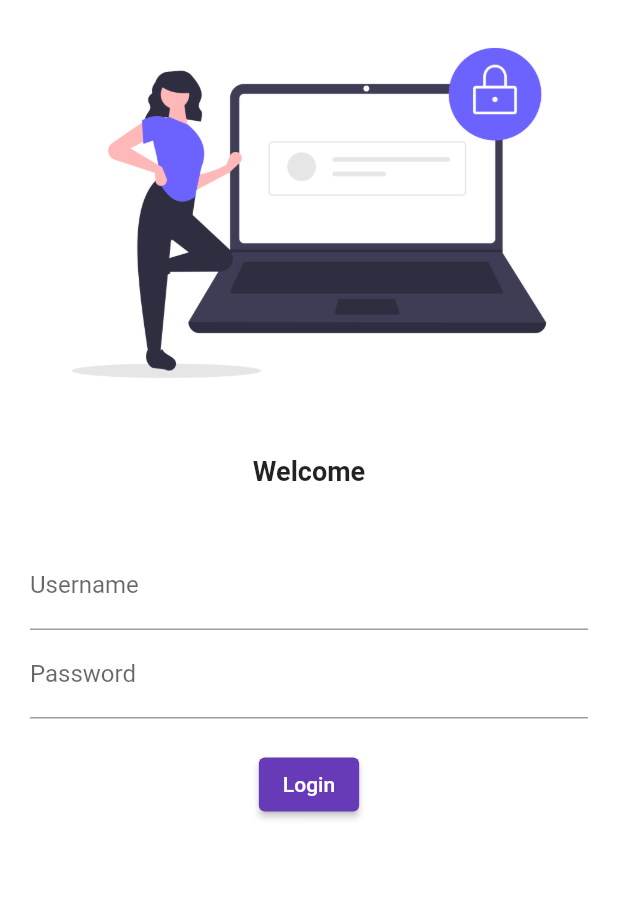
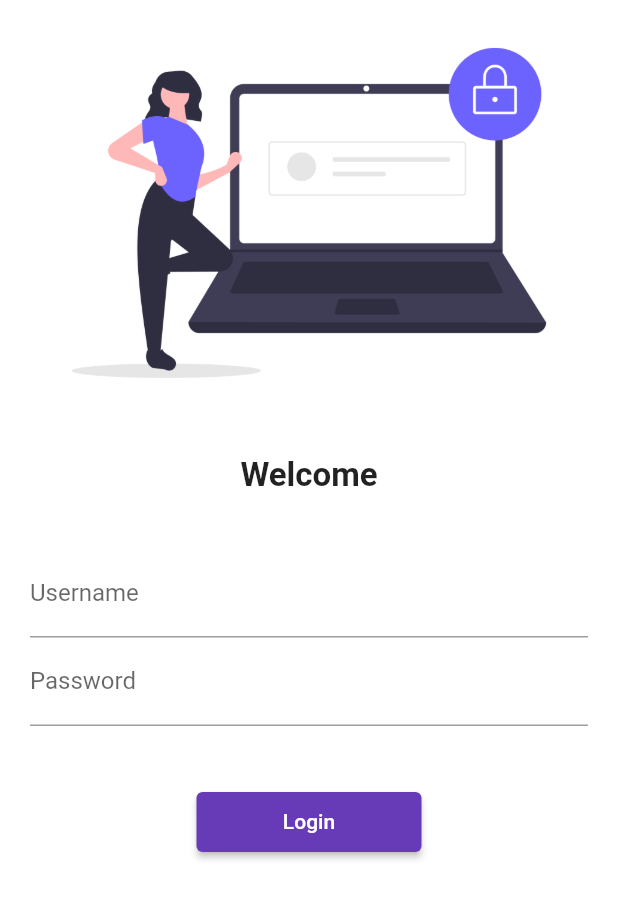
Before and after one commit to AdnanAliChohan/Flutter-Learning-Practice, a Flutter app: the screen it shows after launch, on a phone screen of 412 x 824 dp. Shown: the top 899 px of the screen. Run offline on Flutter 3.47's test engine with Material 2 defaults, Android fonts, the phone set to English and light mode, and no system bars; our stand-ins replace google_fonts.

Commit message:
Complete navigation

```diff
--- a/lib/main.dart
+++ b/lib/main.dart
@@ -1,4 +1,5 @@
 import 'package:flutter/material.dart';
+import 'package:flutter_world/utils/routes.dart';
 import 'package:google_fonts/google_fonts.dart';
 import 'screens/user_profile/login_screen.dart';
 import 'screens/home_screen.dart';
@@ -29,10 +30,12 @@ class myApp extends StatelessWidget {
         // primaryTextTheme: GoogleFonts.latoTextTheme(),
         // brightness: Brightness.dark
       ),
+      debugShowCheckedModeBanner: false,
       initialRoute: '/login',
       routes: {
-        "/": (context) => HomePage(),
-        "/login": (context) => LoginScreen()
+        "/": (context) => LoginScreen(),
+        MyRoutes.loginRoute: (context) => LoginScreen(),
+        MyRoutes.homeRoute: (context) => HomePage()
       },
     );
   }
--- a/lib/screens/user_profile/login_screen.dart
+++ b/lib/screens/user_profile/login_screen.dart
@@ -1,29 +1,32 @@
 import 'package:flutter/material.dart';
+import 'package:flutter_world/utils/routes.dart';
 
 class LoginScreen extends StatelessWidget {
   @override
   Widget build(BuildContext context) {
     return Material(
         color: Colors.white,
+        child: SingleChildScrollView(
           child: Column(
             children: [
               Image.asset(
                 "assets/images/login_image.png",
                 fit: BoxFit.cover,
+                // height: 500,
               ),
               SizedBox(
                 height: 20,
               ),
               Text(
                 "Welcome",
-              style: TextStyle(fontSize: 18, fontWeight: FontWeight.bold),
+                style: TextStyle(fontSize: 22, fontWeight: FontWeight.bold),
               ),
               SizedBox(
                 height: 20,
               ),
               Padding(
-              padding:
-                  const EdgeInsets.symmetric(vertical: 16.0, horizontal: 20.0),
+                padding: const EdgeInsets.symmetric(
+                    vertical: 16.0, horizontal: 20.0),
                 child: Column(
                   children: [
                     TextFormField(
@@ -36,17 +39,19 @@ class LoginScreen extends StatelessWidget {
                           hintText: "Enter password", labelText: "Password"),
                     ),
                     SizedBox(
-                    height: 20,
+                      height: 40,
                     ),
                     ElevatedButton(
+                        style: TextButton.styleFrom(minimumSize: Size(150, 40)),
                         onPressed: () {
-                        print("Hi Pressed");
+                          Navigator.pushNamed(context, MyRoutes.homeRoute);
                         },
                         child: Text("Login"))
                   ],
                 ),
               ),
             ],
+          ),
         ));
   }
 }
--- /dev/null
+++ b/lib/utils/routes.dart
@@ -0,0 +1,4 @@
+class MyRoutes {
+  static String loginRoute = "/login";
+  static String homeRoute = "/home";
+}
```
Lines whose indentation alone changed are shown as unchanged.
